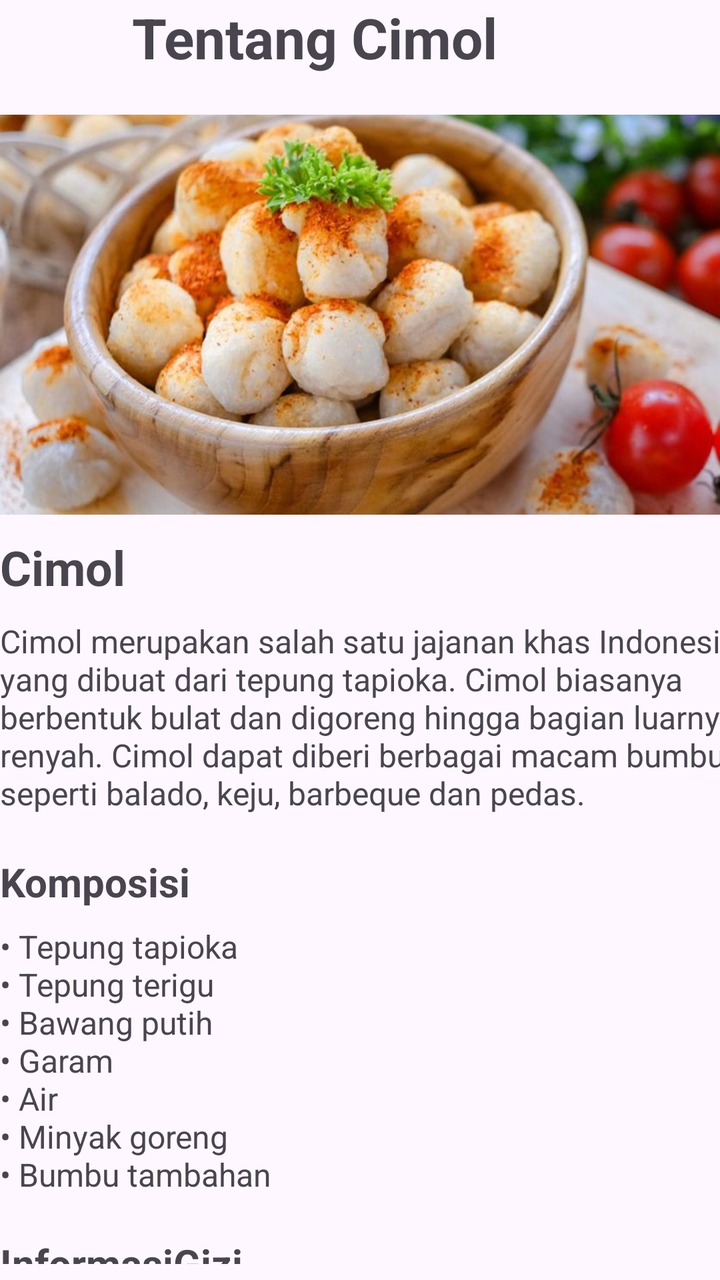
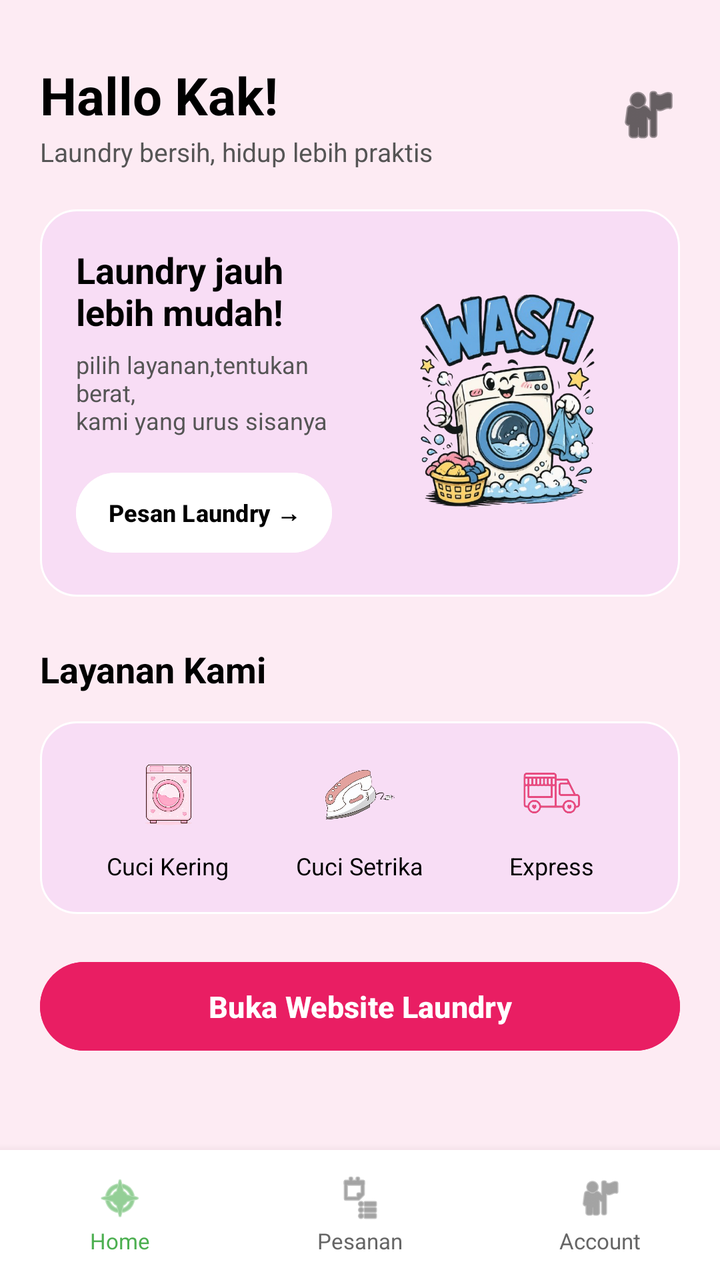

An Android layout rendered at two revisions. The XML below is the earlier revision; the diff shows what the commit changed to produce the second picture.
<!-- AndroidManifest.xml: application theme Theme.Qla_Cimol -->
<!-- res/layout/activity_detail.xml -->
<?xml version="1.0" encoding="utf-8"?>
<LinearLayout xmlns:android="http://schemas.android.com/apk/res/android"
    xmlns:app="http://schemas.android.com/apk/res-auto"
    android:orientation="vertical"
    android:layout_width="match_parent"
    android:layout_height="match_parent">

    <TextView
        android:id="@+id/textView3"
        android:layout_width="228dp"
        android:layout_height="wrap_content"
        android:layout_gravity="center"
        android:layout_marginBottom="20dp"
        android:text="Tentang Cimol"
        android:textSize="28sp"
        android:textStyle="bold" />

    <ImageView
        android:id="@+id/imageView2"
        android:layout_width="match_parent"
        android:layout_height="200dp"
        android:src="@drawable/cimol"
        android:scaleType="centerCrop"
        android:contentDescription="Gambar Cimol"
        android:layout_marginBottom="10dp" />

    <TextView
        android:id="@+id/textView4"
        android:layout_width="match_parent"
        android:layout_height="wrap_content"
        android:text="Cimol"
        android:textSize="24sp"
        android:textStyle="bold"
        android:layout_marginBottom="10dp"/>

    <TextView
        android:id="@+id/textView5"
        android:layout_width="374dp"
        android:layout_height="wrap_content"
        android:layout_marginBottom="20dp"
        android:text="Cimol merupakan salah satu jajanan khas Indonesia yang dibuat dari tepung tapioka. Cimol biasanya berbentuk bulat dan digoreng hingga bagian luarnya renyah. Cimol dapat diberi berbagai macam bumbu seperti balado, keju, barbeque dan pedas."
        android:textSize="16sp" />

    <TextView
        android:id="@+id/textView6"
        android:layout_width="match_parent"
        android:layout_height="wrap_content"
        android:text="Komposisi"
        android:textSize="20sp"
        android:textStyle="bold"
        android:layout_marginBottom="8dp"/>

    <TextView
        android:id="@+id/textView7"
        android:layout_width="match_parent"
        android:layout_height="wrap_content"
        android:text="• Tepung tapioka&#10;• Tepung terigu&#10;• Bawang putih&#10;• Garam&#10;• Air&#10;• Minyak goreng&#10;• Bumbu tambahan"
        android:textSize="16sp"
        android:layout_marginBottom="20dp"/>

    <TextView
        android:id="@+id/textView8"
        android:layout_width="match_parent"
        android:layout_height="wrap_content"
        android:layout_marginBottom="8dp"
        android:text="InformasiGizi"
        android:textSize="20sp"
        android:textStyle="bold" />

    <TextView
        android:id="@+id/textView9"
        android:layout_width="match_parent"
        android:layout_height="wrap_content"
        android:text="Dalam satu porsi cimol, kandungan gizinya terutama berasal dari karbohidrat dan lemak. Nilai gizi dapat berbeda tergantung ukuran porsi, bahan, dan banyaknya minyak yang digunakan."
        android:textSize="16sp"/>

</LinearLayout>
<!-- resources referenced by this layout -->
<resources>
  <!-- drawable cimol: jpeg bitmap (drawable, 114966 bytes) -->
  <style name="Theme.Qla_Cimol" parent="Base.Theme.Qla_Cimol" />
  <style name="Base.Theme.Qla_Cimol" parent="Theme.Material3.DayNight.NoActionBar">
          
          
      </style>
</resources>

<!-- the commit's change to res/layout/activity_detail.xml (unified diff, before → after) -->
@@ -1,77 +1,306 @@
 <?xml version="1.0" encoding="utf-8"?>
-<LinearLayout xmlns:android="http://schemas.android.com/apk/res/android"
+<RelativeLayout
+    xmlns:android="http://schemas.android.com/apk/res/android"
     xmlns:app="http://schemas.android.com/apk/res-auto"
-    android:orientation="vertical"
     android:layout_width="match_parent"
-    android:layout_height="match_parent">
-
-    <TextView
-        android:id="@+id/textView3"
-        android:layout_width="228dp"
-        android:layout_height="wrap_content"
-        android:layout_gravity="center"
-        android:layout_marginBottom="20dp"
-        android:text="Tentang Cimol"
-        android:textSize="28sp"
-        android:textStyle="bold" />
-
-    <ImageView
-        android:id="@+id/imageView2"
+    android:layout_height="match_parent"
+    android:background="#FDEBF3">
+
+    
+    <ScrollView
         android:layout_width="match_parent"
-        android:layout_height="200dp"
-        android:src="@drawable/cimol"
-        android:scaleType="centerCrop"
-        android:contentDescription="Gambar Cimol"
-        android:layout_marginBottom="10dp" />
-
-    <TextView
-        android:id="@+id/textView4"
+        android:layout_height="match_parent"
+        android:layout_above="@id/bottomNavigation"
+        android:fillViewport="true">
+
+        <LinearLayout
+            android:layout_width="match_parent"
+            android:layout_height="wrap_content"
+            android:orientation="vertical"
+            android:padding="20dp">
+
+            
+            <RelativeLayout
+                android:layout_width="match_parent"
+                android:layout_height="wrap_content"
+                android:layout_marginTop="10dp"
+                android:layout_marginBottom="20dp">
+
+                <LinearLayout
+                    android:layout_width="wrap_content"
+                    android:layout_height="wrap_content"
+                    android:orientation="vertical"
+                    android:layout_alignParentStart="true"
+                    android:layout_centerVertical="true">
+
+                    <TextView
+                        android:layout_width="wrap_content"
+                        android:layout_height="wrap_content"
+                        android:text="Hallo Kak!"
+                        android:textSize="26sp"
+                        android:textStyle="bold"
+                        android:textColor="#000000"/>
+
+                    <TextView
+                        android:layout_width="wrap_content"
+                        android:layout_height="wrap_content"
+                        android:text="Laundry bersih, hidup lebih praktis"
+                        android:textSize="13sp"
+                        android:textColor="#555555"
+                        android:layout_marginTop="2dp"/>
+                </LinearLayout>
+
+                
+                <ImageView
+                    android:layout_width="32dp"
+                    android:layout_height="32dp"
+                    android:src="@android:drawable/ic_menu_myplaces"
+                    android:layout_alignParentEnd="true"
+                    android:layout_centerVertical="true"
+                    android:contentDescription="Profil Akun"
+                    app:tint="#000000" />
+            </RelativeLayout>
+
+            
+            <LinearLayout
+                android:layout_width="match_parent"
+                android:layout_height="wrap_content"
+                android:orientation="horizontal"
+                android:background="@drawable/bg_card"
+                android:padding="18dp"
+                android:gravity="center_vertical"
+                android:layout_marginBottom="24dp">
+
+                <LinearLayout
+                    android:layout_width="0dp"
+                    android:layout_height="wrap_content"
+                    android:layout_weight="1"
+                    android:orientation="vertical">
+
+                    <TextView
+                        android:layout_width="wrap_content"
+                        android:layout_height="wrap_content"
+                        android:text="Laundry jauh\nlebih mudah!"
+                        android:textSize="18sp"
+                        android:textStyle="bold"
+                        android:textColor="#000000"
+                        android:layout_marginBottom="6dp"/>
+
+                    <TextView
+                        android:layout_width="wrap_content"
+                        android:layout_height="wrap_content"
+                        android:text="pilih layanan,tentukan berat,\nkami yang urus sisanya"
+                        android:textSize="12sp"
+                        android:textColor="#555555"
+                        android:layout_marginBottom="14dp"/>
+
+                    
+                    <Button
+                        android:id="@+id/btnBukaWeb"
+                        android:layout_width="wrap_content"
+                        android:layout_height="wrap_content"
+                        android:backgroundTint="#FFFFFF"
+                        android:text="Pesan Laundry →"
+                        android:textColor="#000000"
+                        android:textStyle="bold"
+                        android:textSize="12sp"
+                        android:paddingLeft="16dp"
+                        android:paddingRight="16dp"/>
+                </LinearLayout>
+
+                
+                <ImageView
+                    android:layout_width="137dp"
+                    android:layout_height="143dp"
+                    android:contentDescription="Logo Laundry"
+                    android:scaleType="centerInside"
+                    android:src="@drawable/logo" />
+            </LinearLayout>
+
+            
+            <TextView
+                android:layout_width="wrap_content"
+                android:layout_height="wrap_content"
+                android:text="Layanan Kami"
+                android:textSize="18sp"
+                android:textStyle="bold"
+                android:textColor="#000000"
+                android:layout_marginBottom="14dp"/>
+
+            <LinearLayout
+                android:layout_width="match_parent"
+                android:layout_height="wrap_content"
+                android:orientation="horizontal"
+                android:background="@drawable/bg_card"
+                android:padding="16dp"
+                android:gravity="center"
+                android:layout_marginBottom="20dp">
+
+                
+                <LinearLayout
+                    android:layout_width="0dp"
+                    android:layout_height="wrap_content"
+                    android:layout_weight="1"
+                    android:gravity="center"
+                    android:orientation="vertical">
+
+                    <ImageView
+                        android:layout_width="40dp"
+                        android:layout_height="40dp"
+                        android:src="@drawable/mesincuci"
+                        android:contentDescription="Cuci Kering" />
+
+                    <TextView
+                        android:layout_width="wrap_content"
+                        android:layout_height="wrap_content"
+                        android:text="Cuci Kering"
+                        android:textSize="12sp"
+                        android:textColor="#000000"
+                        android:layout_marginTop="8dp"/>
+                </LinearLayout>
+
+                
+                <LinearLayout
+                    android:layout_width="0dp"
+                    android:layout_height="wrap_content"
+                    android:layout_weight="1"
+                    android:gravity="center"
+                    android:orientation="vertical">
+
+                    <ImageView
+                        android:layout_width="40dp"
+                        android:layout_height="40dp"
+                        android:src="@drawable/setrika"
+                        android:contentDescription="Cuci Setrika"/>
+
+                    <TextView
+                        android:layout_width="wrap_content"
+                        android:layout_height="wrap_content"
+                        android:text="Cuci Setrika"
+                        android:textSize="12sp"
+                        android:textColor="#000000"
+                        android:layout_marginTop="8dp"/>
+                </LinearLayout>
+
+                
+                <LinearLayout
+                    android:layout_width="0dp"
+                    android:layout_height="wrap_content"
+                    android:layout_weight="1"
+                    android:gravity="center"
+                    android:orientation="vertical">
+
+                    <ImageView
+                        android:layout_width="40dp"
+                        android:layout_height="40dp"
+                        android:src="@drawable/express"
+                        android:contentDescription="Express" />
+
+                    <TextView
+                        android:layout_width="wrap_content"
+                        android:layout_height="wrap_content"
+                        android:text="Express"
+                        android:textSize="12sp"
+                        android:textColor="#000000"
+                        android:layout_marginTop="8dp"/>
+                </LinearLayout>
+
+            </LinearLayout>
+
+            
+            <Button
+                android:id="@+id/btnBukaWebView"
+                android:layout_width="match_parent"
+                android:layout_height="wrap_content"
+                android:backgroundTint="#E91E63"
+                android:padding="12dp"
+                android:text="Buka Website Laundry"
+                android:textColor="#FFFFFF"
+                android:textSize="15sp"
+                android:textStyle="bold" />
+
+        </LinearLayout>
+    </ScrollView>
+
+    
+    <LinearLayout
+        android:id="@+id/bottomNavigation"
         android:layout_width="match_parent"
-        android:layout_height="wrap_content"
-        android:text="Cimol"
-        android:textSize="24sp"
-        android:textStyle="bold"
-        android:layout_marginBottom="10dp"/>
-
-    <TextView
-        android:id="@+id/textView5"
-        android:layout_width="374dp"
-        android:layout_height="wrap_content"
-        android:layout_marginBottom="20dp"
-        android:text="Cimol merupakan salah satu jajanan khas Indonesia yang dibuat dari tepung tapioka. Cimol biasanya berbentuk bulat dan digoreng hingga bagian luarnya renyah. Cimol dapat diberi berbagai macam bumbu seperti balado, keju, barbeque dan pedas."
-        android:textSize="16sp" />
-
-    <TextView
-        android:id="@+id/textView6"
-        android:layout_width="match_parent"
-        android:layout_height="wrap_content"
-        android:text="Komposisi"
-        android:textSize="20sp"
-        android:textStyle="bold"
-        android:layout_marginBottom="8dp"/>
-
-    <TextView
-        android:id="@+id/textView7"
-        android:layout_width="match_parent"
-        android:layout_height="wrap_content"
-        android:text="• Tepung tapioka&#10;• Tepung terigu&#10;• Bawang putih&#10;• Garam&#10;• Air&#10;• Minyak goreng&#10;• Bumbu tambahan"
-        android:textSize="16sp"
-        android:layout_marginBottom="20dp"/>
-
-    <TextView
-        android:id="@+id/textView8"
-        android:layout_width="match_parent"
-        android:layout_height="wrap_content"
-        android:layout_marginBottom="8dp"
-        android:text="InformasiGizi"
-        android:textSize="20sp"
-        android:textStyle="bold" />
-
-    <TextView
-        android:id="@+id/textView9"
-        android:layout_width="match_parent"
-        android:layout_height="wrap_content"
-        android:text="Dalam satu porsi cimol, kandungan gizinya terutama berasal dari karbohidrat dan lemak. Nilai gizi dapat berbeda tergantung ukuran porsi, bahan, dan banyaknya minyak yang digunakan."
-        android:textSize="16sp"/>
-
-</LinearLayout>
+        android:layout_height="65dp"
+        android:layout_alignParentBottom="true"
+        android:background="#FFFFFF"
+        android:elevation="8dp"
+        android:orientation="horizontal">
+
+        
+        <LinearLayout
+            android:layout_width="0dp"
+            android:layout_height="match_parent"
+            android:layout_weight="1"
+            android:gravity="center"
+            android:orientation="vertical">
+
+            <ImageView
+                android:layout_width="24dp"
+                android:layout_height="24dp"
+                android:src="@android:drawable/ic_menu_compass"
+                app:tint="#4CAF50" />
+
+            <TextView
+                android:layout_width="wrap_content"
+                android:layout_height="wrap_content"
+                android:text="Home"
+                android:textColor="#4CAF50"
+                android:textSize="11sp"
+                android:layout_marginTop="2dp" />
+        </LinearLayout>
+
+        
+        <LinearLayout
+            android:layout_width="0dp"
+            android:layout_height="match_parent"
+            android:layout_weight="1"
+            android:gravity="center"
+            android:orientation="vertical">
+
+            <ImageView
+                android:layout_width="24dp"
+                android:layout_height="24dp"
+                android:src="@android:drawable/ic_menu_agenda"
+                app:tint="#666666" />
+
+            <TextView
+                android:layout_width="wrap_content"
+                android:layout_height="wrap_content"
+                android:text="Pesanan"
+                android:textColor="#666666"
+                android:textSize="11sp"
+                android:layout_marginTop="2dp" />
+        </LinearLayout>
+
+        
+        <LinearLayout
+            android:layout_width="0dp"
+            android:layout_height="match_parent"
+            android:layout_weight="1"
+            android:gravity="center"
+            android:orientation="vertical">
+
+            <ImageView
+                android:layout_width="24dp"
+                android:layout_height="24dp"
+                android:src="@android:drawable/ic_menu_myplaces"
+                app:tint="#666666" />
+
+            <TextView
+                android:layout_width="wrap_content"
+                android:layout_height="wrap_content"
+                android:text="Account"
+                android:textColor="#666666"
+                android:textSize="11sp"
+                android:layout_marginTop="2dp" />
+        </LinearLayout>
+
+    </LinearLayout>
+
+</RelativeLayout>
<!-- resource entries referenced after the edit -->
@@ -1,7 +1,25 @@
 <!-- resources referenced by this layout -->
 <resources>
-  <!-- drawable cimol: jpeg bitmap (drawable, 114966 bytes) -->
+  <!-- drawable bg_card (drawable) -->
+  <?xml version="1.0" encoding="utf-8"?>
+  <shape xmlns:android="http://schemas.android.com/apk/res/android">
+  
+      <solid android:color="@color/pink_card"/>
+  
+      <corners android:radius="18dp"/>
+  
+      <stroke
+          android:width="1dp"
+          android:color="@color/white"/>
+  
+  </shape>
+  <!-- drawable express: png bitmap (drawable, 83042 bytes) -->
+  <!-- drawable logo: png bitmap (drawable, 353088 bytes) -->
+  <!-- drawable mesincuci: png bitmap (drawable, 163392 bytes) -->
+  <!-- drawable setrika: png bitmap (drawable, 161970 bytes) -->
   <style name="Theme.Qla_Cimol" parent="Base.Theme.Qla_Cimol" />
+  <color name="pink_card">#F8DDF5</color>
+  <color name="white">#FFFFFF</color>
   <style name="Base.Theme.Qla_Cimol" parent="Theme.Material3.DayNight.NoActionBar">
           
           
